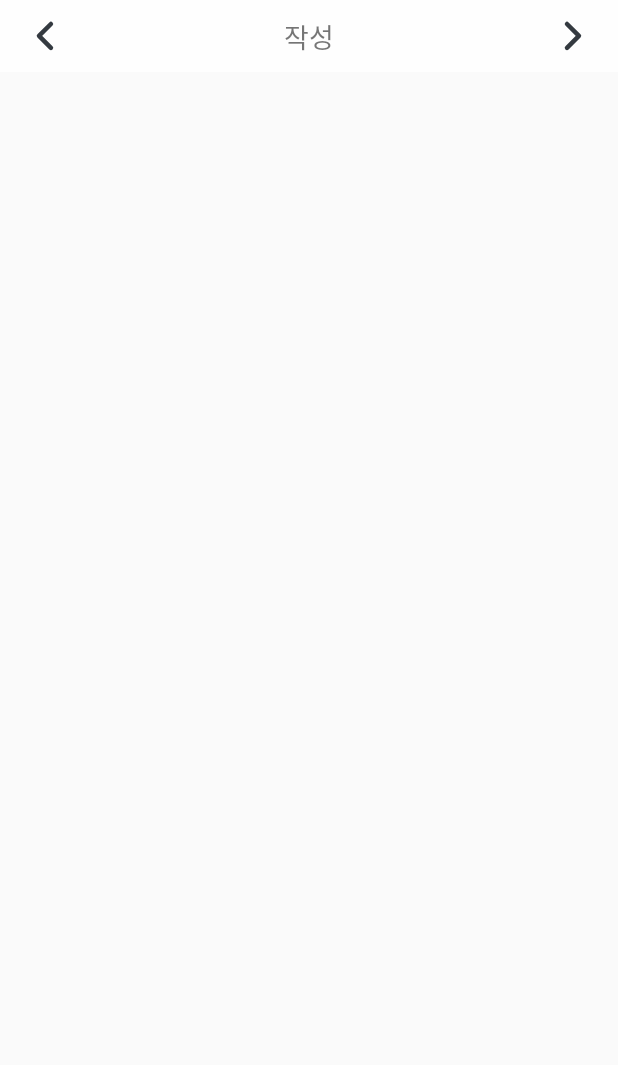
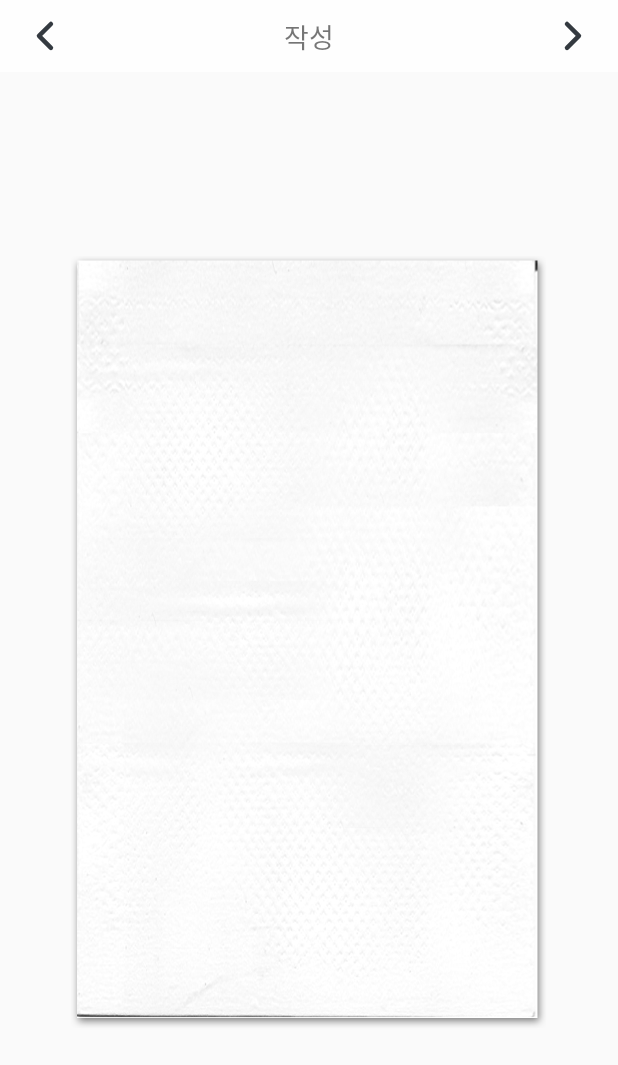
Before and after one commit to Nexters/Plock_Android, an Android app: the WriteCardActivity screen opened directly, with no data from a screen before it, on a phone screen of 412 x 824 dp. Before the commit the part shown is almost empty. Shown: the top 1065 px of the screen. Run offline under Robolectric (Android 15) with nearby library versions, the phone set to English and light mode, and no system bars; our stand-ins replace Room's generated code.

Commit message:
DatabaseProvider, CardWriteViewModel 추가

```diff
--- /dev/null
+++ b/Plock/app/src/main/java/com/teamnexters/plock/data/DatabaseProvider.kt
@@ -0,0 +1,20 @@
+package com.teamnexters.plock.data
+
+import android.content.Context
+import androidx.room.Room
+import com.teamnexters.plock.data.dao.TimeCapsuleDao
+
+private var instance: TimeCapsuleDatabase? = null
+
+fun provideTimeCapsuleDao(context: Context): TimeCapsuleDao = provideDatabase(context).TimeCapsuleDao()
+
+private fun provideDatabase(context: Context): TimeCapsuleDatabase {
+    if (instance == null) {
+        instance = Room.databaseBuilder(
+            context.applicationContext,
+            TimeCapsuleDatabase::class.java, "plock.db"
+        )
+            .build();
+    }
+    return instance!!
+}
--- a/Plock/app/src/main/java/com/teamnexters/plock/data/TimeCapsuleDatabase.kt
+++ b/Plock/app/src/main/java/com/teamnexters/plock/data/TimeCapsuleDatabase.kt
@@ -2,10 +2,13 @@ package com.teamnexters.plock.data
 
 import androidx.room.Database
 import androidx.room.RoomDatabase
+import androidx.room.TypeConverters
 import com.teamnexters.plock.data.dao.TimeCapsuleDao
 import com.teamnexters.plock.data.entity.TimeCapsule
+import com.teamnexters.plock.util.TimestampConverter
 
 @Database(entities = [(TimeCapsule::class)], version = 1)
+@TypeConverters(TimestampConverter::class)
 abstract class TimeCapsuleDatabase : RoomDatabase() {
     abstract fun TimeCapsuleDao(): TimeCapsuleDao
 }
--- a/Plock/app/src/main/java/com/teamnexters/plock/ui/writecard/WriteCardActivity.kt
+++ b/Plock/app/src/main/java/com/teamnexters/plock/ui/writecard/WriteCardActivity.kt
@@ -2,20 +2,48 @@ package com.teamnexters.plock.ui.writecard
 
 import android.os.Bundle
 import androidx.appcompat.app.AppCompatActivity
+import androidx.core.content.ContextCompat
+import androidx.lifecycle.ViewModelProviders
 import com.teamnexters.plock.R
+import com.teamnexters.plock.data.provideTimeCapsuleDao
 import kotlinx.android.synthetic.main.toolbar_custom.*
 
+
 class WriteCardActivity : AppCompatActivity() {
+    private var isFinalLevel = false
+    var isFinishBtnEnable = false
+
+    internal val viewModelFactory by lazy {
+        WriteCardViewModelFactory(provideTimeCapsuleDao(this))
+    }
+
+    lateinit var viewModel: WriteCardViewModel
+
     override fun onCreate(savedInstanceState: Bundle?) {
         super.onCreate(savedInstanceState)
         setContentView(R.layout.activity_write_card)
+
+        viewModel = ViewModelProviders.of(
+            this, viewModelFactory
+        )[WriteCardViewModel::class.java]
+
         initToolbar()
+    }
 
-    }
+    private fun setToolbarRightBtnNext() =
+        imv_toolbar_right.setImageResource(R.drawable.toolbar_next)
+
+    private fun setToolbarRightBtnFinish() =
+        imv_toolbar_right.setImageResource(R.drawable.toolbar_active)
+
+    private fun setToolbarRightBtnColorActive() =
+        imv_toolbar_right.setColorFilter(ContextCompat.getColor(this, R.color.colorPrimary))
+
+    private fun setToolbarRightBtnColorInactive() =
+        imv_toolbar_right.setColorFilter(ContextCompat.getColor(this, R.color.gray4))
 
     private fun initToolbar() {
         tv_toolbar_center.text = "작성"
-        imv_toolbar_right.setImageResource(R.drawable.toolbar_next)
+        setToolbarRightBtnNext()
     }
-
 }
--- /dev/null
+++ b/Plock/app/src/main/java/com/teamnexters/plock/ui/writecard/WriteCardViewModel.kt
@@ -0,0 +1,9 @@
+package com.teamnexters.plock.ui.writecard
+
+import androidx.lifecycle.ViewModel
+import com.teamnexters.plock.data.dao.TimeCapsuleDao
+import com.teamnexters.plock.data.provideTimeCapsuleDao
+
+class WriteCardViewModel(val timeCapsuleDao: TimeCapsuleDao) : ViewModel() {
+
+}
--- /dev/null
+++ b/Plock/app/src/main/java/com/teamnexters/plock/ui/writecard/WriteCardViewModelFactory.kt
@@ -0,0 +1,13 @@
+package com.teamnexters.plock.ui.writecard
+
+import androidx.lifecycle.ViewModel
+import androidx.lifecycle.ViewModelProvider
+import com.teamnexters.plock.data.dao.TimeCapsuleDao
+
+class WriteCardViewModelFactory(val timeCapsuleDao: TimeCapsuleDao):ViewModelProvider.Factory{
+    override fun <T : ViewModel?> create(modelClass: Class<T>): T {
+        @Suppress("UNCHECKED_CAST")
+        return WriteCardViewModel(timeCapsuleDao) as T
+    }
+
+}
--- a/Plock/app/src/main/res/layout/activity_write_card.xml
+++ b/Plock/app/src/main/res/layout/activity_write_card.xml
@@ -1,10 +1,24 @@
 <?xml version="1.0" encoding="utf-8"?>
-<LinearLayout
-        xmlns:android="http://schemas.android.com/apk/res/android"
+<androidx.constraintlayout.widget.ConstraintLayout
+        xmlns:android="http://schemas.android.com/apk/res/android" xmlns:app="http://schemas.android.com/apk/res-auto"
         android:orientation="vertical"
         android:layout_width="match_parent"
         android:layout_height="match_parent">
 
-    <include layout="@layout/toolbar_custom"/>
+    <include
+            android:id="@+id/toolbar"
+            layout="@layout/toolbar_custom"/>
 
-</LinearLayout>
+    <ImageView
+            android:id="@+id/cardIv"
+            android:layout_width="wrap_content"
+            android:layout_height="wrap_content"
+            android:src="@drawable/img_card_background"
+            android:layout_gravity="center"
+            android:layout_marginBottom="16dp"
+            app:layout_constraintTop_toBottomOf="@+id/toolbar"
+            app:layout_constraintBottom_toBottomOf="parent"
+            app:layout_constraintLeft_toLeftOf="parent"
+            app:layout_constraintRight_toRightOf="parent"/>
+
+</androidx.constraintlayout.widget.ConstraintLayout>
--- a/Plock/app/src/main/res/values/colors.xml
+++ b/Plock/app/src/main/res/values/colors.xml
@@ -8,6 +8,12 @@
     <!-- bottom sheet -->
     <color name="mainBlue">#4dadf7</color>
 
+    <!--gray-->
+    <color name="gray1">#343a40</color>
+    <color name="gray2">#495057</color>
+    <color name="gray3">#868e96</color>
+    <color name="gray4">#adb5bd</color>
+
     <!-- toolbar -->
     <color name="white_80">#cdffffff</color>
 </resources>
```
Also changed, not shown: Plock/app/src/main/java/com/teamnexters/plock/util/TimestampConverter.kt (added, +16 -0 lines), Plock/app/src/main/res/drawable-hdpi/img_card_background.png (added), Plock/app/src/main/res/drawable-mdpi/img_card_background.png (added), Plock/app/src/main/res/drawable-xhdpi/img_card_background.png (added), Plock/app/src/main/res/drawable-xxhdpi/img_card_background.png (added), Plock/app/src/main/res/drawable-xxxhdpi/img_card_background.png (added).
